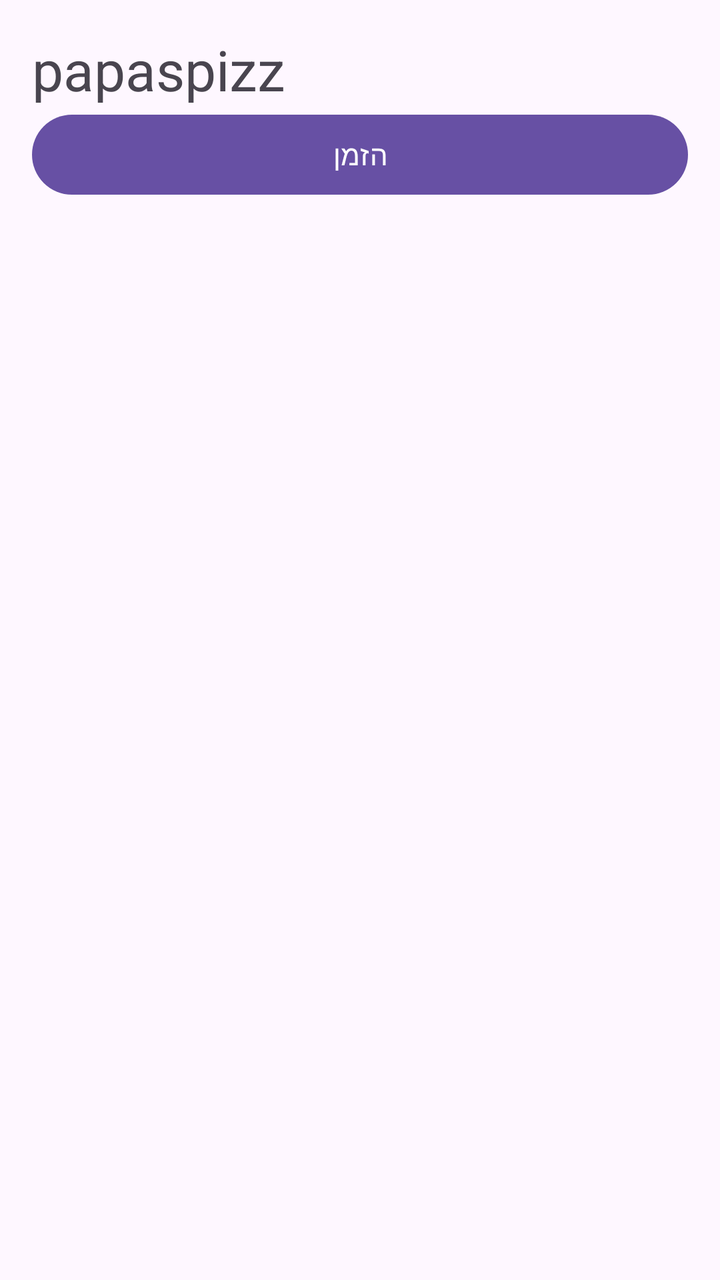
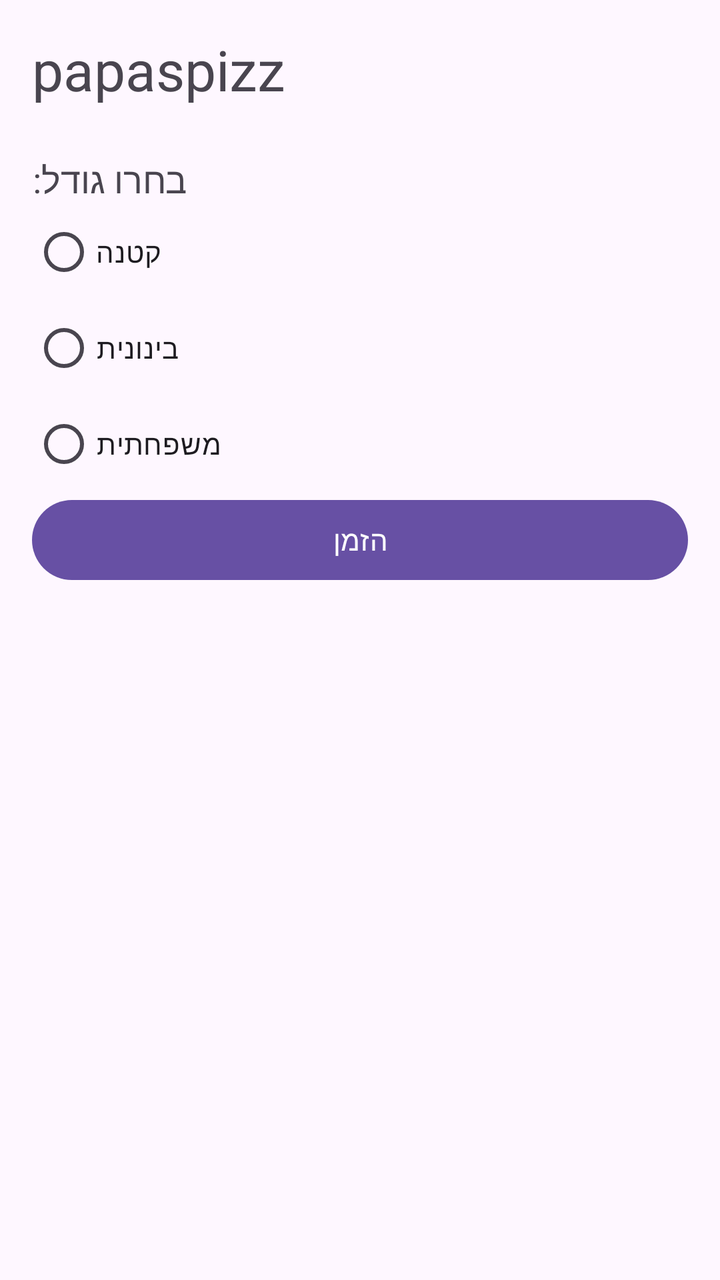

Screens rendered from an Android XML layout before and after an edit, with the pre-edit source and the edit as a unified diff.
<!-- AndroidManifest.xml: application theme Theme.PizzaOrder -->
<!-- res/layout/activity_main.xml -->
<?xml version="1.0" encoding="utf-8"?>
<LinearLayout xmlns:android="http://schemas.android.com/apk/res/android"
    android:id="@+id/main"
    android:layout_width="match_parent"
    android:layout_height="match_parent"
    android:orientation="vertical"
    android:padding="16dp">

    

    <TextView
        android:id="@+id/tvTitle"
        android:layout_width="match_parent"
        android:layout_height="wrap_content"
        android:text="papaspizz"
        android:textSize="28sp" />

    <Button
        android:id="@+id/btnOrder"
        android:layout_width="match_parent"
        android:layout_height="wrap_content"
        android:text="הזמן" />
</LinearLayout>
<!-- resources referenced by this layout -->
<resources>
  <style name="Theme.PizzaOrder" parent="Base.Theme.PizzaOrder" />
  <style name="Base.Theme.PizzaOrder" parent="Theme.Material3.DayNight.NoActionBar">
          
          
      </style>
</resources>

<!-- the commit's change to res/layout/activity_main.xml (unified diff, before → after) -->
@@ -15,6 +15,40 @@
         android:text="papaspizz"
         android:textSize="28sp" />
 
+    <TextView
+        android:id="@+id/tvSizeLabel"
+        android:layout_width="wrap_content"
+        android:layout_height="wrap_content"
+        android:layout_marginTop="24dp"
+        android:text="בחרו גודל:"
+        android:textSize="18sp" />
+
+    <RadioGroup
+        android:id="@+id/rgSize"
+        android:layout_width="match_parent"
+        android:layout_height="wrap_content"
+        android:orientation="vertical">
+
+        <RadioButton
+            android:id="@+id/rbSmall"
+            android:layout_width="wrap_content"
+            android:layout_height="wrap_content"
+            android:text="קטנה" />
+
+        <RadioButton
+            android:id="@+id/rbMedium"
+            android:layout_width="wrap_content"
+            android:layout_height="wrap_content"
+            android:text="בינונית" />
+
+        <RadioButton
+            android:id="@+id/rbLarge"
+            android:layout_width="wrap_content"
+            android:layout_height="wrap_content"
+            android:text="משפחתית" />
+
+    </RadioGroup>
+
     <Button
         android:id="@+id/btnOrder"
         android:layout_width="match_parent"
